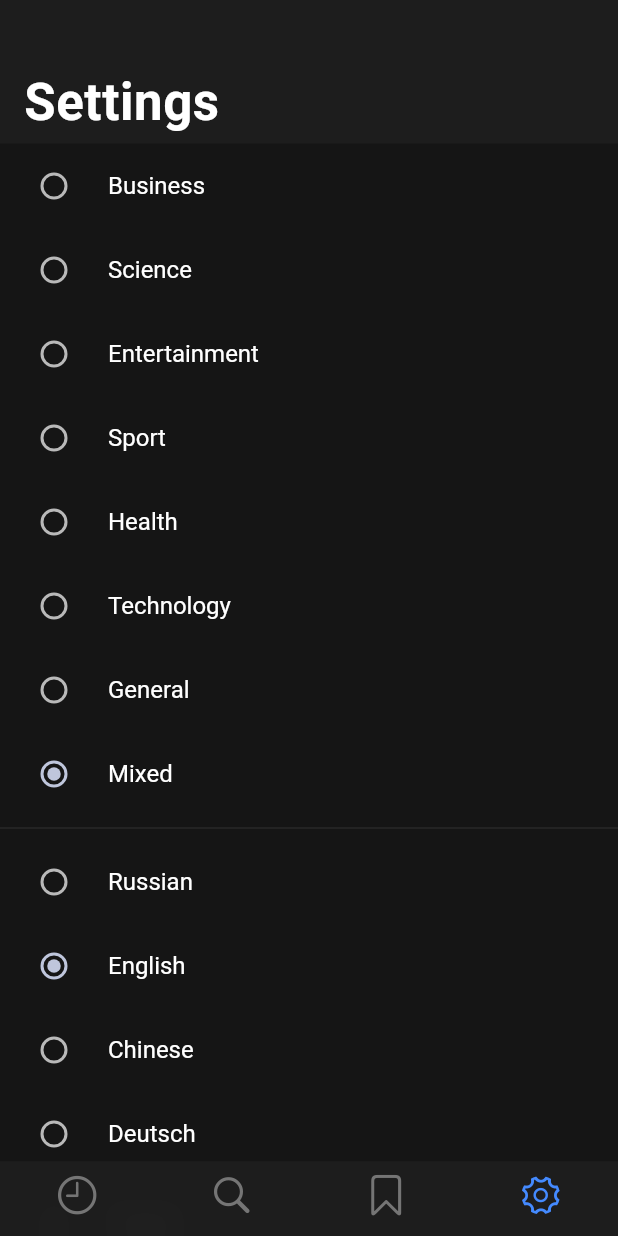
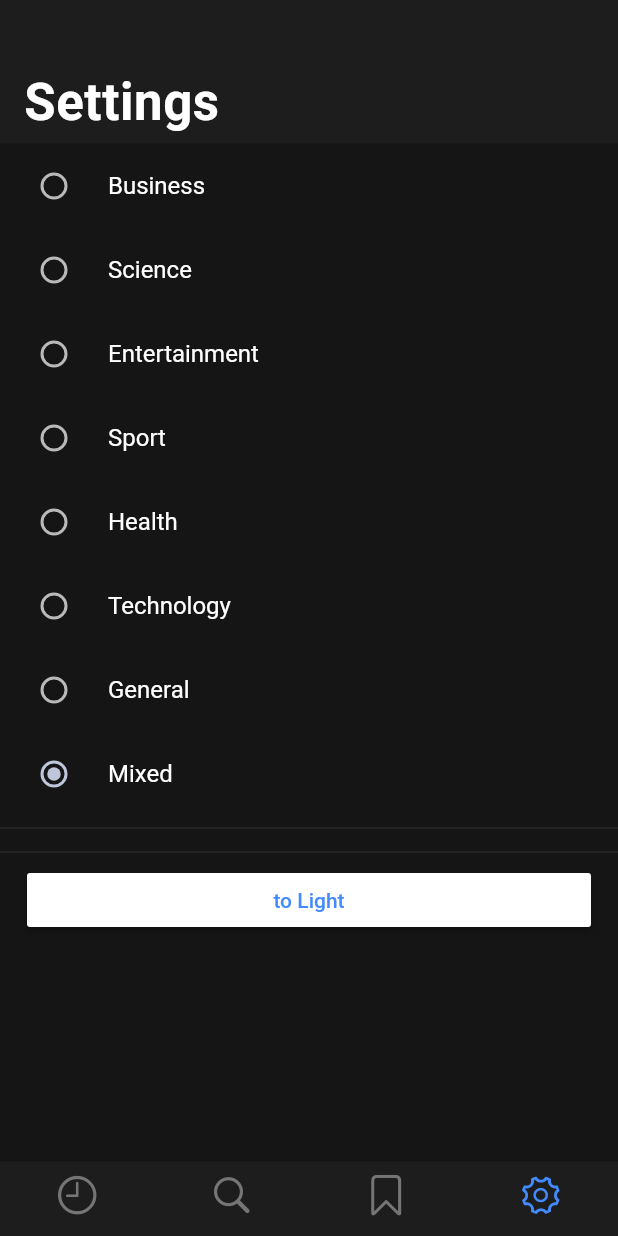
Before and after one commit to Alfie-AD/popular_news, a Flutter app: the screen it shows after launch, item 4 of the bottom bar chosen, on a phone screen of 412 x 824 dp. Run offline on Flutter 3.47's test engine with Material 2 defaults, Android fonts, the phone set to English and light mode, and no system bars; our stand-ins replace cloud_firestore, share, shared_preferences, tuple; accounts and stored records are empty; network calls fail; statements that could not run were skipped.

```diff
--- a/lib/models/Item_model.dart
+++ b/lib/models/Item_model.dart
@@ -13,9 +13,7 @@ class ItemModel {
   }
 
   List<Article> get articles => _articles;
-
 }
-
 
 class Article {
   Map _source;
@@ -38,12 +36,12 @@ class Article {
     DateFormat format = DateFormat("yyyy-MM-dd'T'HH:mm:ss");
     final unformedDate = format.parse(article["publishedAt"]);
     _publishedAt =
-    "${unformedDate.day} ${months[unformedDate.month]} ${unformedDate.year}";
+        "${unformedDate.day} ${months[unformedDate.month - 1]} ${unformedDate.year}";
     _content = article["content"];
   }
 
   Article.fromMap(map) {
-    _source = { "name": map["name"]};
+    _source = {"name": map["name"]};
     _author = "nothing";
     _title = map["title"];
     _description = "nothing";
--- a/lib/provider/provider.dart
+++ b/lib/provider/provider.dart
@@ -7,10 +7,9 @@ import 'package:cloud_firestore/cloud_firestore.dart';
 import 'package:http/http.dart';
 import 'package:shared_preferences/shared_preferences.dart';
 import 'package:uuid/uuid.dart';
+import 'package:flutter/services.dart';
 
 class NewsApiProvider {
-
-  /// ToDo : 28 api cant get data from firebase
   final _prefs = SharedPreferences.getInstance();
   final _fireStore = Firestore.instance;
 
@@ -88,6 +87,9 @@ class NewsApiProvider {
   }
 
   _saveMyID() async {
+    const platform = const MethodChannel('samples.flutter.io/battery');
+    final lang = await platform.invokeMethod('lang');
+    (await _prefs).setString("lang", lang);
     final myid = Uuid().v4();
     await _fireStore.collection("users").document(myid).get();
     (await _prefs).setString('id', myid);
--- a/lib/screens/main_screen_element/main_screen_view.dart
+++ b/lib/screens/main_screen_element/main_screen_view.dart
@@ -17,7 +17,6 @@ class MainScreenView extends StatelessWidget {
     return CupertinoTabView(
       builder: (context) {
         return CustomScrollView(
-          /// ios BouncingScrollPhysics()
           physics: const BouncingScrollPhysics(),
           slivers: [
             CupertinoSliverNavigationBar(
--- a/lib/screens/settings_screen_element/settings_screen_view.dart
+++ b/lib/screens/settings_screen_element/settings_screen_view.dart
@@ -44,11 +44,7 @@ class SettingsState extends State<SettingsScreenView> {
 
   build(context) {
     return CupertinoTabView(builder: (context) {
-      return CustomScrollView(
-
-          /// ios BouncingScrollPhysics()
-          physics: const BouncingScrollPhysics(),
-          slivers: [
+      return CustomScrollView(physics: const BouncingScrollPhysics(), slivers: [
         CupertinoSliverNavigationBar(
           largeTitle: const Text("Settings"),
         ),
@@ -57,9 +53,6 @@ class SettingsState extends State<SettingsScreenView> {
         ),
         SliverToBoxAdapter(
           child: Divider(),
-            ),
-            SliverToBoxAdapter(
-              child: _languageWidgets(),
         ),
         SliverToBoxAdapter(
           child: Divider(),
@@ -111,30 +104,7 @@ class SettingsState extends State<SettingsScreenView> {
     }).toList());
   }
 
-  _languageWidgets() {
-    return Column(
-        children: settingsLanguage.map((tuple) {
-      return Container(
-        child: RadioListTile(
-          value: tuple.item2,
-          groupValue: selectedLanguage,
-          onChanged: (value) async {
-            selectedLanguage = tuple.item2;
-            (await prefs).setString("lang", value);
-            mainMutator.getNews();
-            setState(() {});
-          },
-          title: Text(
-            tuple.item1,
-            style: TextStyle(color: !lightTheme ? Colors.white : Colors.black),
-          ),
-        ),
-      );
-    }).toList());
-  }
-
   _check() async {
-    selectedLanguage = (await prefs).getString("lang") ?? "en";
     if ((await prefs).getString("theme") != null) {
       selectedTheme = (await prefs).getString("theme")[0].toUpperCase() +
           (await prefs).getString("theme").substring(1);
--- a/lib/ui_elements/list_element/list_item_state.dart
+++ b/lib/ui_elements/list_element/list_item_state.dart
@@ -1,12 +1,10 @@
 import 'dart:async';
-
-import 'package:flutter/material.dart';
 
 class ListItemState {
   var liked;
   ListItemState(this.liked);
 
-  var cashedImage = Image.asset("assets/load.png").image;
+  var cashedImage;
   final imageBroadcaster = StreamController.broadcast();
   get imageStream => imageBroadcaster.stream;
 
--- a/pubspec.yaml
+++ b/pubspec.yaml
@@ -15,7 +15,6 @@ dependencies:
 
   flutter_localizations:
     sdk: flutter
-  cached_network_image: ^0.6.0+1
   cupertino_icons: ^0.1.2
   http: ^0.12.0+1
   intl: ^0.15.7
```
Also changed, not shown: lib/provider/keys.dart (+7 -5 lines), lib/screens/favorites_screen_element/favorites_screen_view.dart (+5 -6 lines), lib/ui_elements/list_element/list_item_mutator.dart (+7 -5 lines), lib/ui_elements/list_element/list_item_view.dart (+5 -5 lines), assets/load.png, 1 other file. Lines whose indentation alone changed are shown as unchanged.
